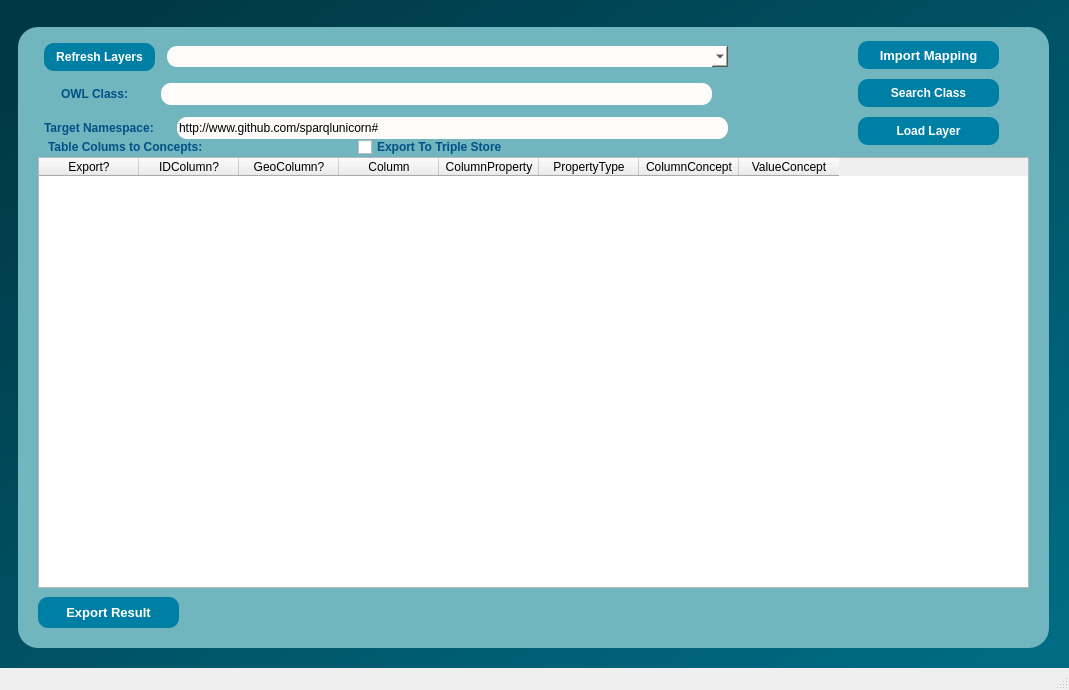
Above: dialogs/ui/Interlink.ui from sparqlunicorn/sparqlunicornGoesGIS before the change. Below: the same form after it.
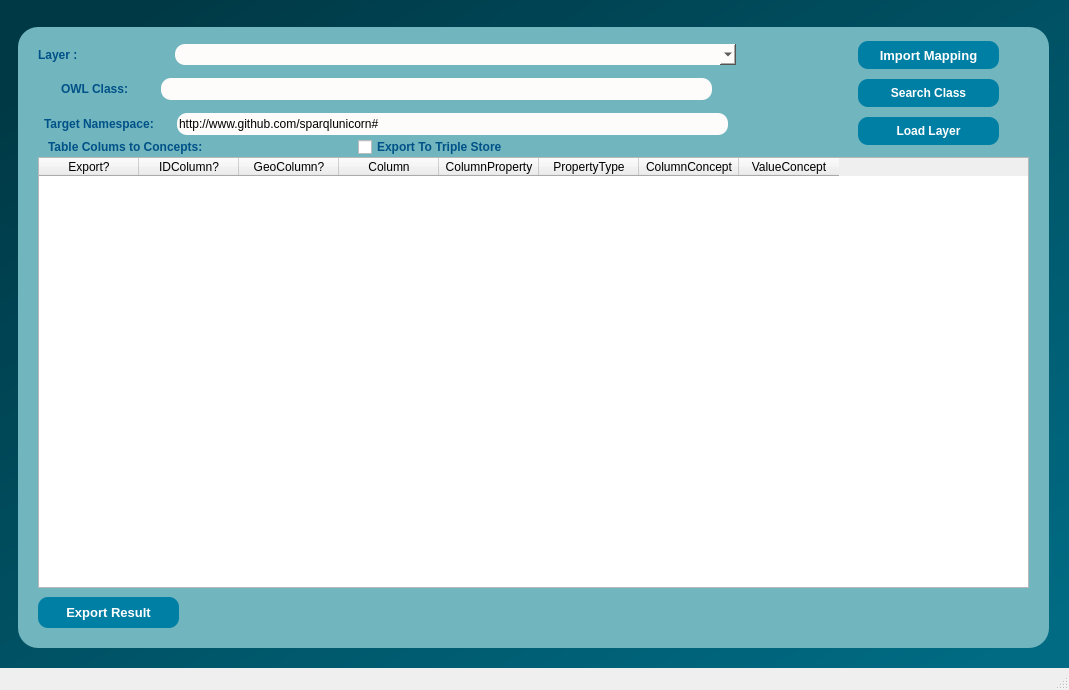
That is the form after the change.

Commit message: fixed layer loading and selection

```diff
--- a/dialogs/ui/Interlink.ui
+++ b/dialogs/ui/Interlink.ui
@@ -401,19 +401,7 @@
          <item>
           <layout class="QHBoxLayout" name="horizontalLayout">
            <item>
-            <widget class="QPushButton" name="refreshLayersInterlink">
-             <property name="minimumSize">
-              <size>
-               <width>111</width>
-               <height>28</height>
-              </size>
-             </property>
-             <property name="maximumSize">
-              <size>
-               <width>111</width>
-               <height>28</height>
-              </size>
-             </property>
+            <widget class="QLabel" name="label">
              <property name="font">
               <font>
                <pointsize>9</pointsize>
@@ -425,12 +413,10 @@
               <cursorShape>PointingHandCursor</cursorShape>
              </property>
              <property name="styleSheet">
-              <string notr="true">background-color:rgb(0, 127, 165);
-border-radius:10px;
-color: rgb(255, 255, 255);</string>
+              <string notr="true">color:rgb(0, 81, 135);</string>
              </property>
              <property name="text">
-              <string>Refresh Layers</string>
+              <string>Layer :</string>
              </property>
             </widget>
            </item>
@@ -455,8 +441,8 @@
               <string notr="true">background-color: rgb(253, 252, 250);
 
 border-radius:10px;
-
-border-color:rgb(45, 45, 45);</string>
+border-color:rgb(45, 45, 45);
+selection-background-color: rgb(0, 0, 255);</string>
              </property>
             </widget>
            </item>
```
Left out of the diff: 3 changed lines with no effect on the pictures. The commit also changes 4 other files.
